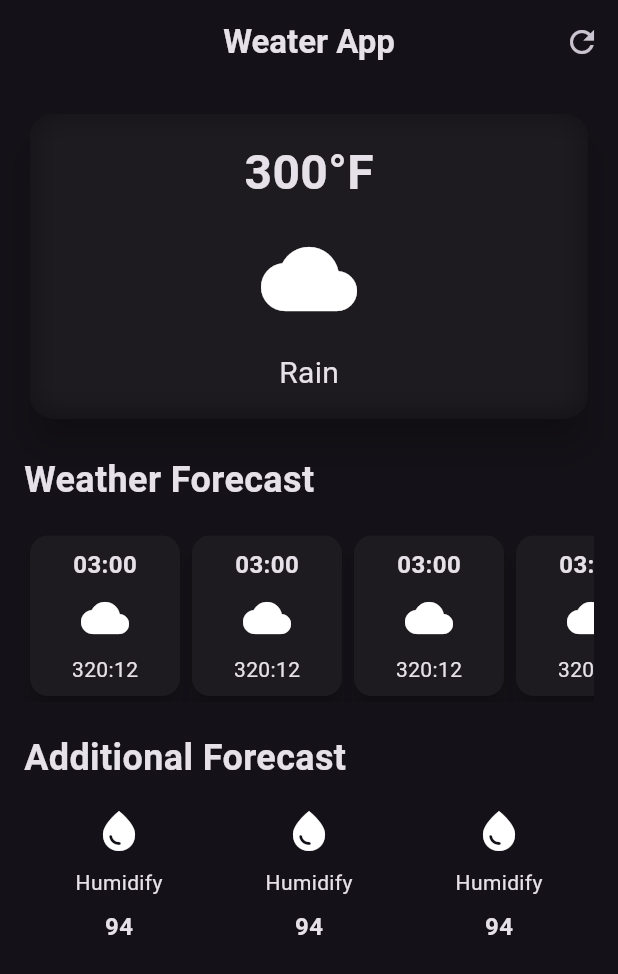
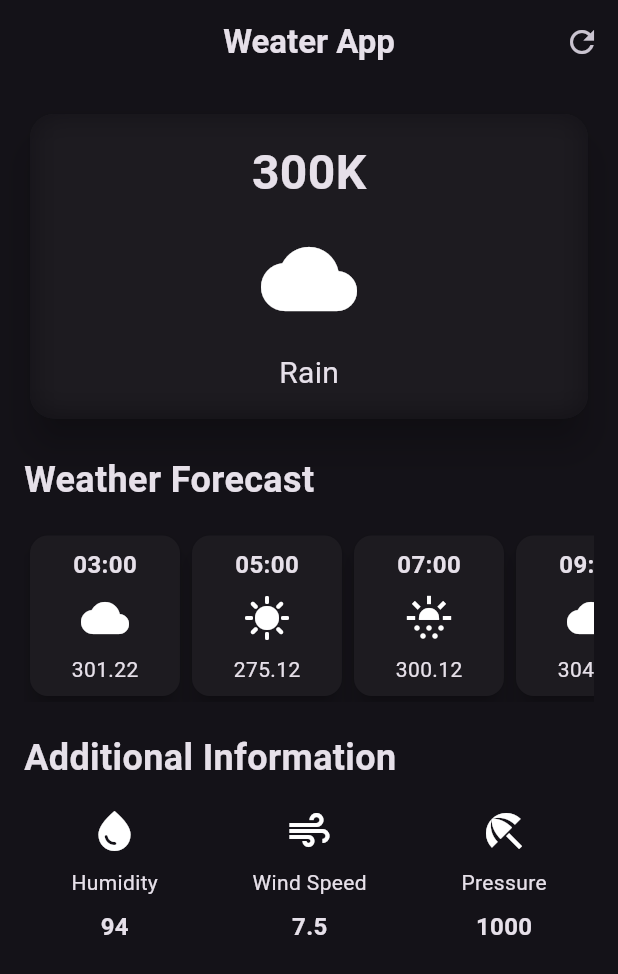
Before and after one commit to AfiqZaidin03/weather_app, a Flutter app: the screen it shows after launch, on a phone screen of 412 x 824 dp. Shown: the top 974 px of the screen. Run offline on Flutter 3.47's test engine with Material 3 defaults, Android fonts, the phone set to English and light mode, and no system bars.

Commit message:
[5] Create constructor for each widget
Constructor for widget to pass all field

```diff
--- a/lib/additional_info_item.dart
+++ b/lib/additional_info_item.dart
@@ -1,26 +1,32 @@
 import 'package:flutter/material.dart';
 
 class AdditionalInfoItem extends StatelessWidget {
+  final IconData icon;
+  final String label;
+  final String value;
   const AdditionalInfoItem({
     super.key,
+    required this.icon,
+    required this.label,
+    required this.value,
   });
 
   @override
   Widget build(BuildContext context) {
-    return const Column(
+    return Column(
       children: [
         Icon(
-          Icons.water_drop,
+          icon,
           size: 32,
         ),
-        SizedBox(height: 8),
+        const SizedBox(height: 8),
         Text(
-          'Humidify',
+          label,
         ),
-        SizedBox(height: 8),
+        const SizedBox(height: 8),
         Text(
-          '94',
-          style: TextStyle(
+          value,
+          style: const TextStyle(
             fontSize: 16,
             fontWeight: FontWeight.bold,
           ),
--- a/lib/hourly_forecast_item.dart
+++ b/lib/hourly_forecast_item.dart
@@ -1,7 +1,15 @@
 import 'package:flutter/material.dart';
 
 class HourlyForecastItem extends StatelessWidget {
-  const HourlyForecastItem({super.key});
+  final IconData icon;
+  final String time;
+  final String temperature;
+  const HourlyForecastItem({
+    super.key,
+    required this.icon,
+    required this.time,
+    required this.temperature,
+  });
 
   @override
   Widget build(BuildContext context) {
@@ -13,23 +21,23 @@ class HourlyForecastItem extends StatelessWidget {
         decoration: BoxDecoration(
           borderRadius: BorderRadius.circular(12),
         ),
-        child: const Column(
+        child: Column(
           children: [
             Text(
-              '03:00',
-              style: TextStyle(
+              time,
+              style: const TextStyle(
                 fontSize: 16,
                 fontWeight: FontWeight.bold,
               ),
             ),
-            SizedBox(height: 8),
+            const SizedBox(height: 8),
             Icon(
-              Icons.cloud,
+              icon,
               size: 32,
             ),
-            SizedBox(height: 8),
+            const SizedBox(height: 8),
             Text(
-              '320:12',
+              temperature,
             ),
           ],
         ),
--- a/lib/weather_screen.dart
+++ b/lib/weather_screen.dart
@@ -47,7 +47,7 @@ class WeatherScreen extends StatelessWidget {
                       child: Column(
                         children: [
                           Text(
-                            '300°F',
+                            '300K',
                             style: TextStyle(
                               fontSize: 32,
                               fontWeight: FontWeight.bold,
@@ -86,18 +86,38 @@ class WeatherScreen extends StatelessWidget {
               scrollDirection: Axis.horizontal,
               child: Row(
                 children: [
-                  HourlyForecastItem(),
-                  HourlyForecastItem(),
-                  HourlyForecastItem(),
-                  HourlyForecastItem(),
-                  HourlyForecastItem(),
+                  HourlyForecastItem(
+                    icon: Icons.cloud,
+                    time: '03:00',
+                    temperature: '301.22',
+                  ),
+                  HourlyForecastItem(
+                    icon: Icons.sunny,
+                    time: '05:00',
+                    temperature: '275.12',
+                  ),
+                  HourlyForecastItem(
+                    icon: Icons.sunny_snowing,
+                    time: '07:00',
+                    temperature: '300.12',
+                  ),
+                  HourlyForecastItem(
+                    icon: Icons.cloud,
+                    time: '09:00',
+                    temperature: '304.12',
+                  ),
+                  HourlyForecastItem(
+                    icon: Icons.cloud,
+                    time: '12:00',
+                    temperature: '320.12',
+                  ),
                 ],
               ),
             ),
             const SizedBox(height: 20),
             // additional information
             const Text(
-              'Additional Forecast',
+              'Additional Information',
               style: TextStyle(
                 fontSize: 24,
                 fontWeight: FontWeight.bold,
@@ -107,9 +127,21 @@ class WeatherScreen extends StatelessWidget {
             const Row(
               mainAxisAlignment: MainAxisAlignment.spaceAround,
               children: [
-                AdditionalInfoItem(),
-                AdditionalInfoItem(),
-                AdditionalInfoItem(),
+                AdditionalInfoItem(
+                  icon: Icons.water_drop,
+                  label: 'Humidity',
+                  value: '94',
+                ),
+                AdditionalInfoItem(
+                  icon: Icons.air,
+                  label: 'Wind Speed',
+                  value: '7.5',
+                ),
+                AdditionalInfoItem(
+                  icon: Icons.beach_access,
+                  label: 'Pressure',
+                  value: '1000',
+                ),
               ],
             )
           ],
```
